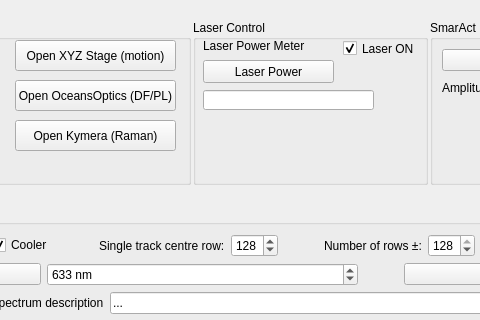
The window that lab3/lab3_interface_kymera.ui (DiMartinoLab/nplab) describes before a commit, drawn with Qt 5; both pictures show x 302 to 782 and y 0 to 320 of the 1132 by 711 pixel window.
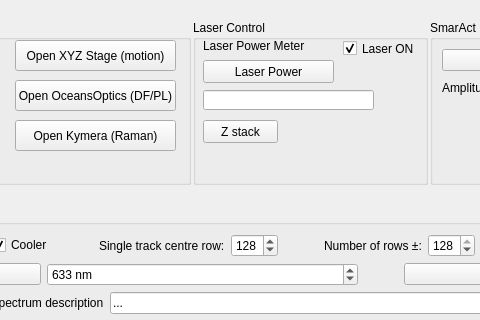
The same window after the commit.

Commit message:
Dawn_z_stack
adding a cool gui that moves stage and fits DF

```diff
--- a/lab3/lab3_interface_kymera.ui
+++ b/lab3/lab3_interface_kymera.ui
@@ -221,6 +221,19 @@
               <string>Laser Power</string>
              </property>
             </widget>
+            <widget class="QPushButton" name="z_stack">
+             <property name="geometry">
+              <rect>
+               <x>10</x>
+               <y>100</y>
+               <width>75</width>
+               <height>23</height>
+              </rect>
+             </property>
+             <property name="text">
+              <string>Z stack</string>
+             </property>
+            </widget>
             <zorder>label_15</zorder>
             <zorder>lineEdit</zorder>
             <zorder>laser633_isON_checkbox</zorder>
```
Left out of the diff: 1 changed line with no effect on the pictures. The commit also changes 13 other files.
